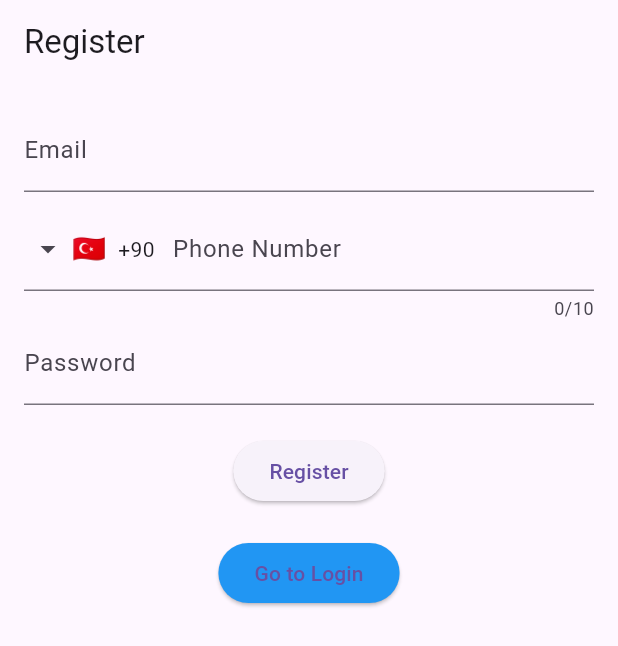
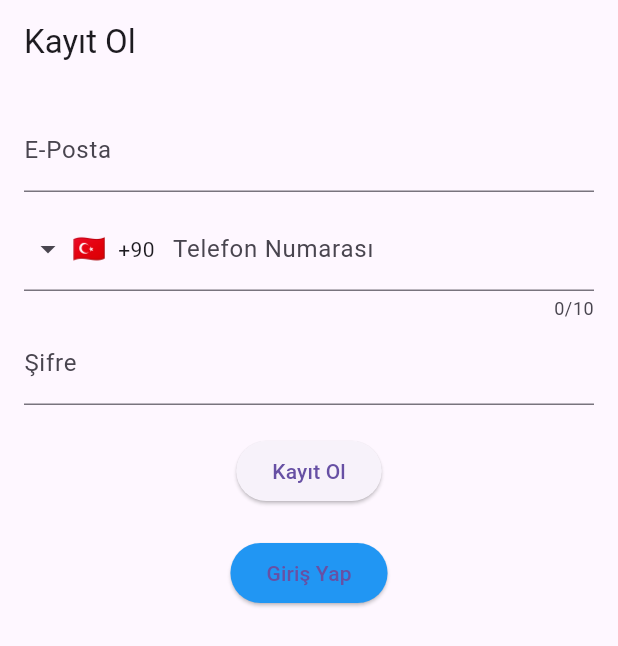
Before and after one commit to omerbsagir/flutter-sanalpos, a Flutter app: the screen it shows after launch, on a phone screen of 412 x 824 dp. Shown: the top 646 px of the screen. Run offline on Flutter 3.47's test engine with Material 3 defaults, Android fonts, the phone set to English and light mode, and no system bars; drawn by our look-alikes of intl_phone_field; our stand-ins replace flutter_secure_storage, vibration; missing offline and left inert: flutter_nfc_kit.

Commit message:
Düzeltme yapıldı

```diff
--- a/lib/views/login_register_view/base_login_register_views/login_screen.dart
+++ b/lib/views/login_register_view/base_login_register_views/login_screen.dart
@@ -15,7 +15,7 @@ class LoginScreen extends StatelessWidget {
 
     return Scaffold(
       appBar: AppBar(
-        title: Text('Login'),
+        title: Text('Giriş'),
           automaticallyImplyLeading: false
       ),
       body: Padding(
@@ -24,11 +24,11 @@ class LoginScreen extends StatelessWidget {
           children: [
             TextField(
               controller: emailController,
-              decoration: InputDecoration(labelText: 'Email'),
+              decoration: InputDecoration(labelText: 'E-Posta'),
             ),
             TextField(
               controller: passwordController,
-              decoration: InputDecoration(labelText: 'Password'),
+              decoration: InputDecoration(labelText: 'Şifre'),
               obscureText: true,
             ),
             SizedBox(height: 20),
@@ -36,7 +36,7 @@ class LoginScreen extends StatelessWidget {
               onPressed: () async {
 
                 if (emailController.text.isEmpty) {
-                  CustomSnackbar.show(context,'Email Alanı Boş Bırakılamaz',Colors.orange);
+                  CustomSnackbar.show(context,'E-Posta Alanı Boş Bırakılamaz',Colors.orange);
                 } else if (passwordController.text.isEmpty) {
                   CustomSnackbar.show(context,'Şifre Alanı Boş Bırakılamaz',Colors.orange);
                 } else {
@@ -57,7 +57,7 @@ class LoginScreen extends StatelessWidget {
               style: ElevatedButton.styleFrom(
                 backgroundColor: Colors.greenAccent, // Yeşil renk
               ),
-              child: Text('Login'),
+              child: Text('Giriş'),
             ),
             SizedBox(height : 20),
             ElevatedButton(
@@ -68,7 +68,7 @@ class LoginScreen extends StatelessWidget {
               style: ElevatedButton.styleFrom(
                 backgroundColor: Colors.blue,
               ),
-              child: Text('Go back to Register'),
+              child: Text("Kayıt Ol"),
             ),
           ],
         ),
--- a/lib/views/login_register_view/base_login_register_views/register_screen.dart
+++ b/lib/views/login_register_view/base_login_register_views/register_screen.dart
@@ -21,7 +21,7 @@ class RegisterScreen extends StatelessWidget {
 
     return Scaffold(
       appBar: AppBar(
-        title: Text('Register'),
+        title: Text('Kayıt Ol'),
         automaticallyImplyLeading: false
       ),
       body: Padding(
@@ -30,12 +30,12 @@ class RegisterScreen extends StatelessWidget {
           children: [
             TextField(
               controller: emailController,
-              decoration: InputDecoration(labelText: 'Email'),
+              decoration: InputDecoration(labelText: 'E-Posta'),
             ),
             SizedBox(height: 10,),
             IntlPhoneField(
               decoration: InputDecoration(
-                labelText: 'Phone Number',
+                labelText: 'Telefon Numarası',
               ),
               initialCountryCode: 'TR',
               onChanged: (phone) {
@@ -45,7 +45,7 @@ class RegisterScreen extends StatelessWidget {
             ),
             TextField(
               controller: passwordController,
-              decoration: InputDecoration(labelText: 'Password'),
+              decoration: InputDecoration(labelText: 'Şifre'),
               obscureText: true,
             ),
             SizedBox(height: 20),
@@ -75,7 +75,7 @@ class RegisterScreen extends StatelessWidget {
                 }
 
               },
-              child: Text('Register'),
+              child: Text('Kayıt Ol'),
             ),
             SizedBox(height : 20),
             ElevatedButton(
@@ -86,7 +86,7 @@ class RegisterScreen extends StatelessWidget {
               style: ElevatedButton.styleFrom(
                 backgroundColor: Colors.blue,
               ),
-              child: Text('Go to Login'),
+              child: Text('Giriş Yap'),
             ),
           ],
         ),
--- a/lib/views/mycompany_view/calisan_ekle.dart
+++ b/lib/views/mycompany_view/calisan_ekle.dart
@@ -45,12 +45,12 @@ class _CalisanEkleScreenState extends State<CalisanEkleScreen> {
 
             TextField(
               controller: emailController,
-              decoration: InputDecoration(labelText: 'Email'),
+              decoration: InputDecoration(labelText: 'E-Posta'),
             ),
             SizedBox(height: 10,),
             IntlPhoneField(
               decoration: InputDecoration(
-                labelText: 'Phone Number',
+                labelText: 'Telefon Numarası',
               ),
               initialCountryCode: 'TR',
               onChanged: (phone) {
@@ -60,7 +60,7 @@ class _CalisanEkleScreenState extends State<CalisanEkleScreen> {
             ),
             TextField(
               controller: passwordController,
-              decoration: InputDecoration(labelText: 'Password'),
+              decoration: InputDecoration(labelText: 'Şifre'),
               obscureText: true,
             ),
             SizedBox(height: 20),
```
Also changed, not shown: lib/views/activation_view/activation_screen.dart (+7 -7 lines), lib/views/mycompany_view/mycompany_screen.dart (+12 -12 lines), lib/views/mywallet_view/mywallet_screen.dart (+9 -9 lines), lib/views/settings_view/settings_screen.dart (+9 -9 lines).
